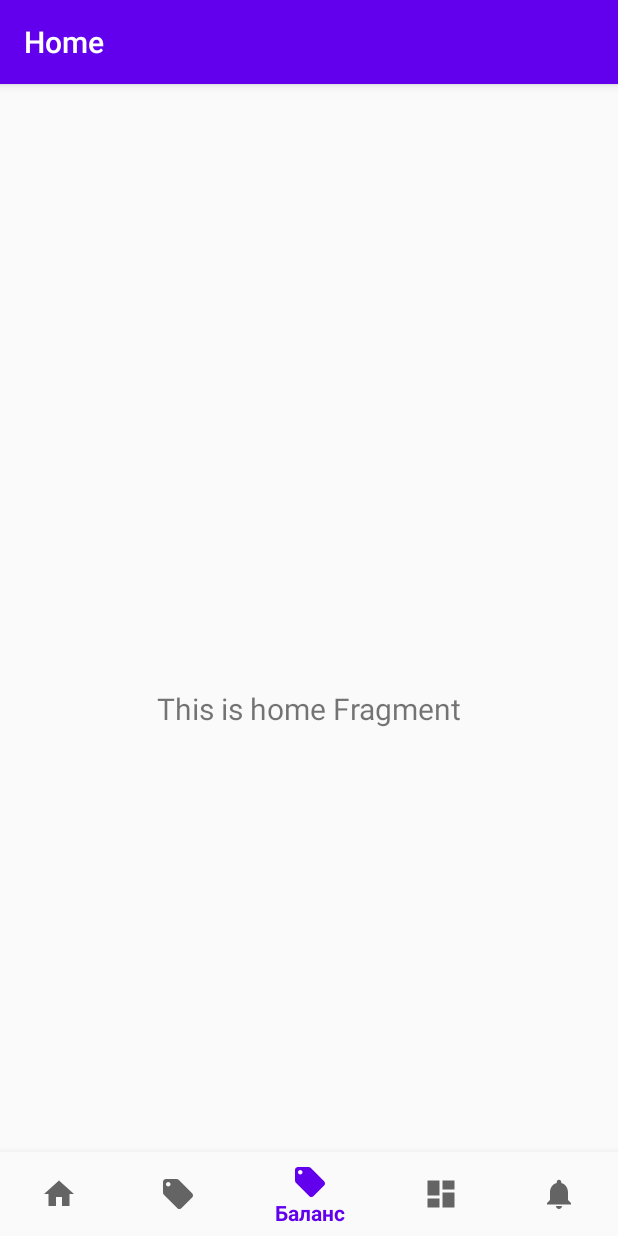
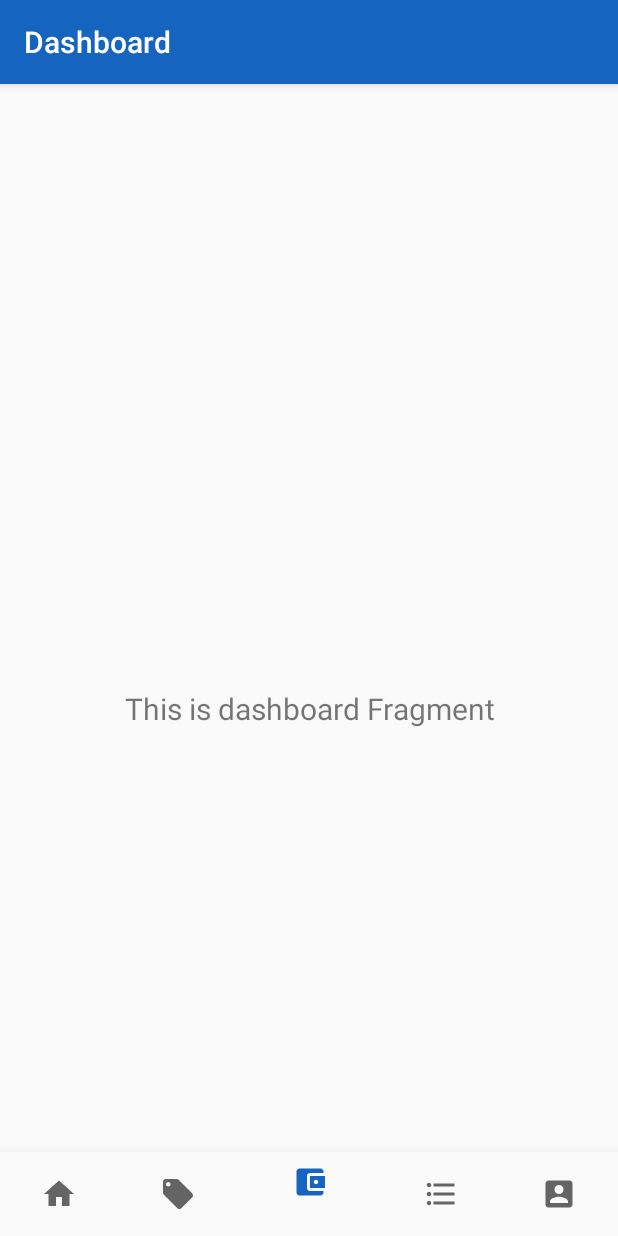
Before and after one commit to templar820/kickcash, an Android app: the screen it shows after launch (MainActivity), item 3 of the bottom bar chosen, on a phone screen of 412 x 824 dp. Run offline under Robolectric (Android 15) with nearby library versions, the phone set to English and light mode, and no system bars; our stand-ins replace navigation-ui.

Commit message:
bottom navigation

```diff
--- a/app/src/main/java/com/example/kickcash/MainActivity.kt
+++ b/app/src/main/java/com/example/kickcash/MainActivity.kt
@@ -28,5 +28,7 @@ class MainActivity : AppCompatActivity() {
                 R.id.navigation_home, R.id.navigation_dashboard, R.id.navigation_notifications))
         setupActionBarWithNavController(navController, appBarConfiguration)
         navView.setupWithNavController(navController)
+
+
     }
 }
--- a/app/src/main/res/drawable/ic_account_balance_wallet_24dp.xml
+++ b/app/src/main/res/drawable/ic_account_balance_wallet_24dp.xml
@@ -5,5 +5,5 @@
     android:viewportHeight="24.0">
     <path
         android:fillColor="#FF000000"
-        android:pathData="M21.41,11.58l-9,-9C12.05,2.22 11.55,2 11,2H4c-1.1,0 -2,0.9 -2,2v7c0,0.55 0.22,1.05 0.59,1.42l9,9c0.36,0.36 0.86,0.58 1.41,0.58 0.55,0 1.05,-0.22 1.41,-0.59l7,-7c0.37,-0.36 0.59,-0.86 0.59,-1.41 0,-0.55 -0.23,-1.06 -0.59,-1.42zM5.5,7C4.67,7 4,6.33 4,5.5S4.67,4 5.5,4 7,4.67 7,5.5 6.33,7 5.5,7z"/>
+        android:pathData="M21,18v1c0,1.1 -0.9,2 -2,2L5,21c-1.11,0 -2,-0.9 -2,-2L3,5c0,-1.1 0.89,-2 2,-2h14c1.1,0 2,0.9 2,2v1h-9c-1.11,0 -2,0.9 -2,2v8c0,1.1 0.89,2 2,2h9zM12,16h10L22,8L12,8v8zM16,13.5c-0.83,0 -1.5,-0.67 -1.5,-1.5s0.67,-1.5 1.5,-1.5 1.5,0.67 1.5,1.5 -0.67,1.5 -1.5,1.5z"/>
 </vector>
--- /dev/null
+++ b/app/src/main/res/drawable/ic_account_box_black_24dp.xml
@@ -0,0 +1,9 @@
+<vector xmlns:android="http://schemas.android.com/apk/res/android"
+        android:width="24dp"
+        android:height="24dp"
+        android:viewportWidth="24.0"
+        android:viewportHeight="24.0">
+    <path
+        android:fillColor="#FF000000"
+        android:pathData="M3,5v14c0,1.1 0.89,2 2,2h14c1.1,0 2,-0.9 2,-2L21,5c0,-1.1 -0.9,-2 -2,-2L5,3c-1.11,0 -2,0.9 -2,2zM15,9c0,1.66 -1.34,3 -3,3s-3,-1.34 -3,-3 1.34,-3 3,-3 3,1.34 3,3zM6,17c0,-2 4,-3.1 6,-3.1s6,1.1 6,3.1v1L6,18v-1z"/>
+</vector>
--- /dev/null
+++ b/app/src/main/res/drawable/ic_format_list_bulleted_black_24dp.xml
@@ -0,0 +1,9 @@
+<vector xmlns:android="http://schemas.android.com/apk/res/android"
+        android:width="24dp"
+        android:height="24dp"
+        android:viewportWidth="24.0"
+        android:viewportHeight="24.0">
+    <path
+        android:fillColor="#FF000000"
+        android:pathData="M4,10.5c-0.83,0 -1.5,0.67 -1.5,1.5s0.67,1.5 1.5,1.5 1.5,-0.67 1.5,-1.5 -0.67,-1.5 -1.5,-1.5zM4,4.5c-0.83,0 -1.5,0.67 -1.5,1.5S3.17,7.5 4,7.5 5.5,6.83 5.5,6 4.83,4.5 4,4.5zM4,16.5c-0.83,0 -1.5,0.68 -1.5,1.5s0.68,1.5 1.5,1.5 1.5,-0.68 1.5,-1.5 -0.67,-1.5 -1.5,-1.5zM7,19h14v-2L7,17v2zM7,13h14v-2L7,11v2zM7,5v2h14L21,5L7,5z"/>
+</vector>
--- a/app/src/main/res/menu/bottom_nav_menu.xml
+++ b/app/src/main/res/menu/bottom_nav_menu.xml
@@ -12,18 +12,17 @@
         android:title="@string/title_hot" />
 
     <item
-        android:id="@+id/navigation_home"
-        android:icon="@drawable/ic_account_balance_wallet_24dp"
-        android:title="@string/title_balance" />
-
-    <item
         android:id="@+id/navigation_dashboard"
-        android:icon="@drawable/ic_dashboard_black_24dp"
-        android:title="@string/title_dashboard" />
+        android:icon="@drawable/ic_account_balance_wallet_24dp" />
 
     <item
         android:id="@+id/navigation_notifications"
-        android:icon="@drawable/ic_notifications_black_24dp"
+        android:icon="@drawable/ic_format_list_bulleted_black_24dp"
+        android:title="@string/title_list" />
+
+    <item
+        android:id="@+id/navigation_notifications"
+        android:icon="@drawable/ic_account_box_black_24dp"
         android:title="@string/title_notifications" />
 
 </menu>
--- a/app/src/main/res/values/colors.xml
+++ b/app/src/main/res/values/colors.xml
@@ -1,6 +1,6 @@
 <?xml version="1.0" encoding="utf-8"?>
 <resources>
-    <color name="colorPrimary">#6200EE</color>
-    <color name="colorPrimaryDark">#3700B3</color>
-    <color name="colorAccent">#03DAC5</color>
+    <color name="colorPrimary">#1565c0</color>
+    <color name="colorPrimaryDark">#003c8f</color>
+    <color name="colorAccent">#5e92f3</color>
 </resources>
--- a/app/src/main/res/values/strings.xml
+++ b/app/src/main/res/values/strings.xml
@@ -5,4 +5,5 @@
     <string name="title_notifications">Notifications</string>
     <string name="title_balance">Баланс</string>
     <string name="title_hot">Горячее</string>
+    <string name="title_list">Лист</string>
 </resources>
```
